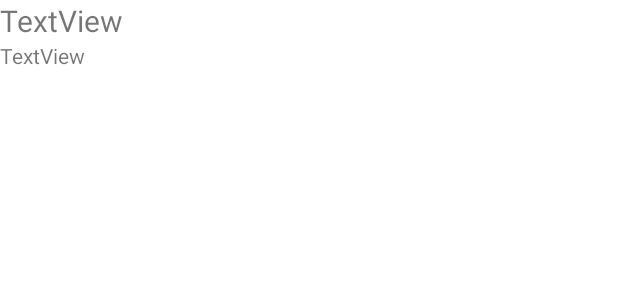
After one commit to zlxdengtianhei/StarAutoSubmission, an Android app: the layout info_item.xml on its own in the app's theme, with its tools: preview values and no code run, on a phone screen of 412 x 824 dp. The commit adds this screen. Shown: the top 300 px of the screen. Run offline under Robolectric (Android 15) with nearby library versions, the phone set to English and light mode, and no system bars.

Commit message:
5.25_3pages_apod_frame

```diff
--- a/app/build.gradle.kts
+++ b/app/build.gradle.kts
@@ -37,6 +37,9 @@ dependencies {
     implementation(libs.material)
     implementation(libs.activity)
     implementation(libs.constraintlayout)
+    implementation(libs.play.services.maps)
+    implementation("com.baidu.lbsyun:BaiduMapSDK_Search:7.5.4")
+    implementation("com.baidu.lbsyun:BaiduMapSDK_Map:7.5.4")
     testImplementation(libs.junit)
     androidTestImplementation(libs.ext.junit)
     androidTestImplementation(libs.espresso.core)
--- a/app/src/main/AndroidManifest.xml
+++ b/app/src/main/AndroidManifest.xml
@@ -25,6 +25,9 @@
         android:supportsRtl="true"
         android:theme="@style/Theme.StarAutoSubmission"
         tools:targetApi="31">
+        <meta-data
+            android:name="com.baidu.lbsapi.API_KEY"
+            android:value="psOQANcnnBYnf6zMP9KL9UElQVAM5t0N" />
         <activity
             android:name=".SubmissionActivity"
             android:exported="false" />
--- /dev/null
+++ b/app/src/main/res/layout/info_item.xml
@@ -0,0 +1,27 @@
+<?xml version="1.0" encoding="utf-8"?>
+<androidx.constraintlayout.widget.ConstraintLayout xmlns:android="http://schemas.android.com/apk/res/android"
+    xmlns:app="http://schemas.android.com/apk/res-auto"
+    xmlns:tools="http://schemas.android.com/tools"
+    android:layout_width="match_parent"
+    android:layout_height="wrap_content">
+
+    <TextView
+        android:id="@+id/search_result_address"
+        android:layout_width="0dp"
+        android:layout_height="wrap_content"
+        android:text="TextView"
+        android:textSize="20sp"
+        app:layout_constraintEnd_toEndOf="parent"
+        app:layout_constraintStart_toStartOf="parent"
+        app:layout_constraintTop_toTopOf="parent" />
+
+    <TextView
+        android:id="@+id/search_result_location"
+        android:layout_width="0dp"
+        android:layout_height="wrap_content"
+        android:text="TextView"
+        app:layout_constraintEnd_toEndOf="parent"
+        app:layout_constraintStart_toStartOf="parent"
+        app:layout_constraintTop_toBottomOf="@+id/search_result_address" />
+
+</androidx.constraintlayout.widget.ConstraintLayout>
--- a/app/src/main/res/values/strings.xml
+++ b/app/src/main/res/values/strings.xml
@@ -4,4 +4,7 @@
     <string name="hello_blank_fragment">Hello blank fragment</string>
     <string name="title_activity_submission">SubmissionActivity</string>
     <string name="image_desc">描述图片的内容</string>
+    <string name="location_map">Location</string>
+    <string name="add_point">Add</string>
+    <string name="city_hint">输入城市，匹配更精确</string>
 </resources>
--- a/app/src/main/res/values/themes.xml
+++ b/app/src/main/res/values/themes.xml
@@ -1,6 +1,6 @@
 <resources xmlns:tools="http://schemas.android.com/tools">
     <!-- Base application theme. -->
-    <style name="Theme.StarAutoSubmission" parent="Theme.MaterialComponents.DayNight.DarkActionBar">
+    <style name="Theme.StarAutoSubmission" parent="Theme.MaterialComponents.DayNight.NoActionBar">
         <!-- Primary brand color. -->
         <item name="colorPrimary">@color/purple_500</item>
         <item name="colorPrimaryVariant">@color/purple_700</item>
--- a/gradle/libs.versions.toml
+++ b/gradle/libs.versions.toml
@@ -7,6 +7,9 @@ appcompat = "1.6.1"
 material = "1.12.0"
 activity = "1.8.0"
 constraintlayout = "2.1.4"
+playServicesMaps = "18.1.0"
+baidumapsdk_map = "7.5.4"
+baidumapsdk_search = "7.5.4"
 
 [libraries]
 junit = { group = "junit", name = "junit", version.ref = "junit" }
@@ -16,6 +19,8 @@ appcompat = { group = "androidx.appcompat", name = "appcompat", version.ref = "a
 material = { group = "com.google.android.material", name = "material", version.ref = "material" }
 activity = { group = "androidx.activity", name = "activity", version.ref = "activity" }
 constraintlayout = { group = "androidx.constraintlayout", name = "constraintlayout", version.ref = "constraintlayout" }
+play-services-maps = { group = "com.google.android.gms", name = "play-services-maps", version.ref = "playServicesMaps" }
+
 
 [plugins]
 androidApplication = { id = "com.android.application", version.ref = "agp" }
```
Also changed, not shown: app/src/main/java/com/example/starautosubmission/InfoAdapter.java (added, +87 -0 lines), app/src/main/java/com/example/starautosubmission/MapFragment.java (+150 -9 lines), app/src/main/res/drawable/ic_marker.png (added).
